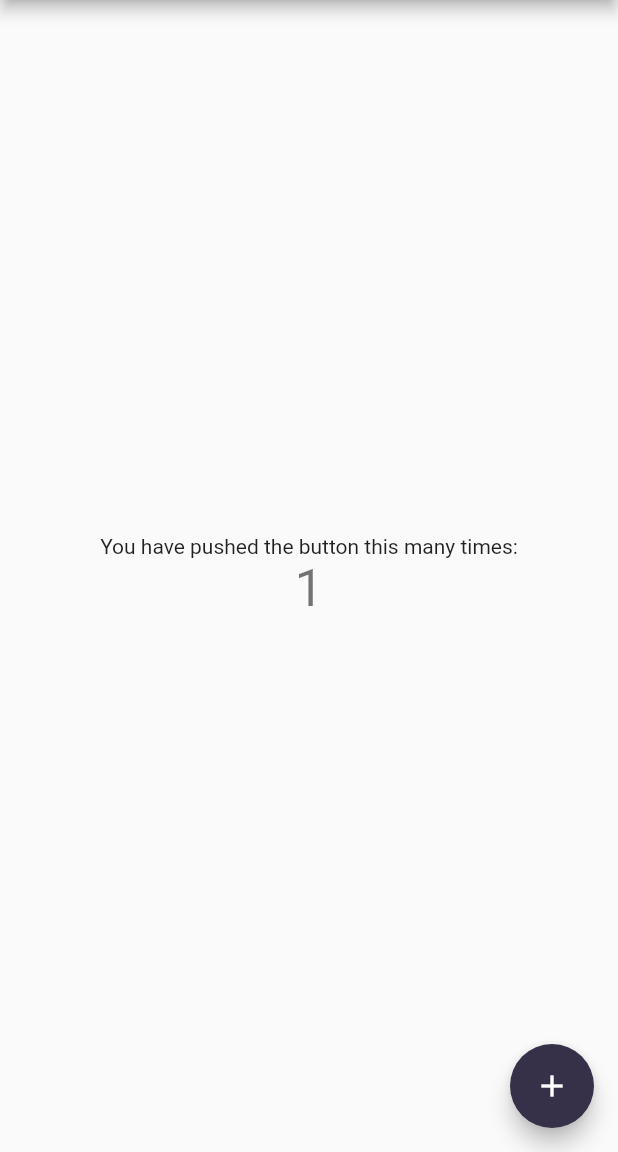
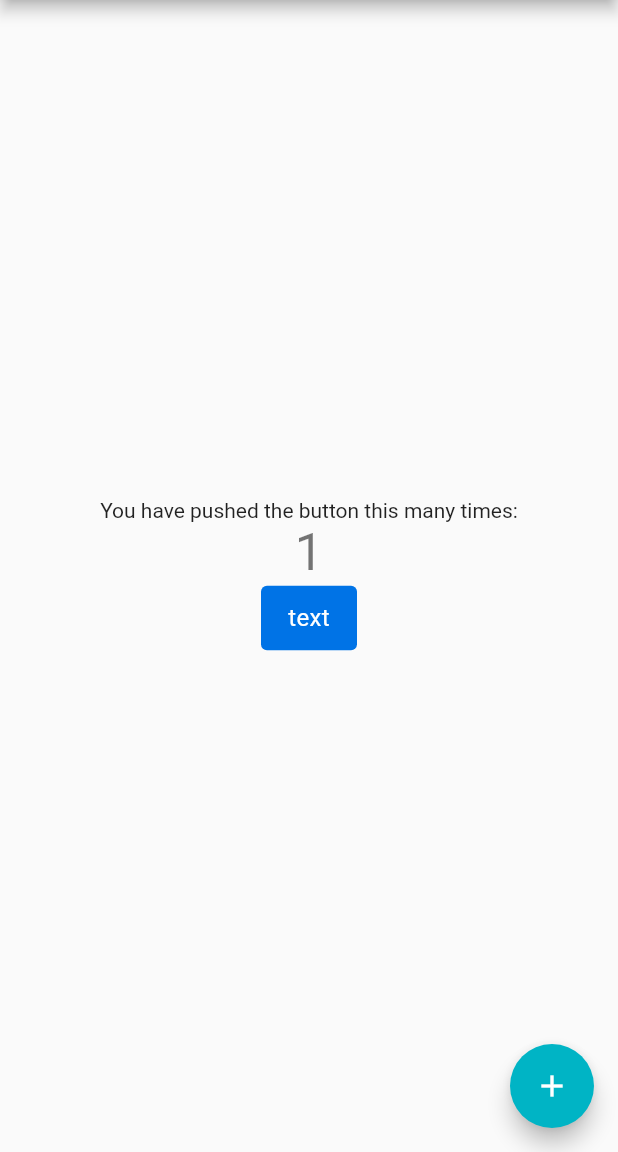
Before and after one commit to kobe-rodrigoperozzo/accessible_ds, a Flutter app: the screen it shows after launch, after a tap on the "add" icon, on a phone screen of 412 x 824 dp, the part 84-1236 px from its top. Run offline on Flutter 3.47's test engine with Material 2 defaults, Android fonts, the phone set to English and light mode, and no system bars; our stand-ins replace equatable.

Commit message:
color contrast and text button

```diff
--- a/example/lib/main.dart
+++ b/example/lib/main.dart
@@ -55,6 +55,11 @@ class _MyHomePageState extends State<MyHomePage> {
               '$_counter',
               style: Theme.of(context).textTheme.headlineMedium,
             ),
+            DsTextButton(
+              text: 'text',
+              onPressed: () {},
+              alternativeText: 'alternativeText',
+            ),
           ],
         ),
       ),
--- a/lib/accessible_ds.dart
+++ b/lib/accessible_ds.dart
@@ -1,6 +1,10 @@
 library accessible_ds;
 
-export 'src/colors.dart';
-export 'src/spacing.dart';
-export 'src/typography.dart';
-export 'src/border_radius.dart';
+// Atoms
+export 'src/atoms/colors.dart';
+export 'src/atoms/spacing.dart';
+export 'src/atoms/typography.dart';
+export 'src/atoms/border_radius.dart';
+
+// Components
+export 'src/molecules/text_button.dart';
--- a/lib/src/colors.dart
+++ b/lib/src/atoms/colors.dart
@@ -5,10 +5,10 @@ import 'package:equatable/equatable.dart';
 class DsColors extends Equatable {
   const DsColors._();
 
-  static const Color primary = Color(0xFF5F78F0);
+  static const Color primary = Color(0xFF0073E6);
   static const Color onPrimary = Color(0xFFFFFFFF);
-  static const Color secondary = Color(0xFF363148);
-  static const Color onSecondary = Color(0xFF272C9A);
+  static const Color secondary = Color(0xFF00B4C5);
+  static const Color onSecondary = Color(0x00000000);
   static const Color foundation = Color(0xFFEBECED);
   static const Color background = Color(0xFFD7DDE3);
   static const Color error = Colors.red;
--- /dev/null
+++ b/lib/src/molecules/text_button.dart
@@ -0,0 +1,50 @@
+import 'package:accessible_ds/src/utils/color_contrast.dart';
+import 'package:flutter/material.dart';
+
+import 'package:accessible_ds/accessible_ds.dart';
+
+class DsTextButton extends StatelessWidget {
+  final String text;
+  final VoidCallback onPressed;
+  final String alternativeText;
+  final Color textColor;
+  final Color backgroundColor;
+  final BorderRadius borderRadius;
+  final TextStyle textStyle;
+
+  const DsTextButton({
+    Key? key,
+    required this.text,
+    required this.onPressed,
+    required this.alternativeText,
+    this.textColor = DsColors.onPrimary,
+    this.backgroundColor = DsColors.primary,
+    this.borderRadius = DsBorderRadius.small,
+    this.textStyle = DsTypography.body,
+  }) : super(key: key);
+
+  @override
+  Widget build(BuildContext context) {
+    Color newTextColor = adjustTextColorForContrast(textColor, backgroundColor);
+
+    return Semantics(
+      button: true,
+      label: alternativeText,
+      child: TextButton(
+        style: TextButton.styleFrom(
+          backgroundColor: backgroundColor,
+          padding: const EdgeInsets.symmetric(horizontal: 16.0, vertical: 12.0),
+          textStyle: textStyle,
+          shape: RoundedRectangleBorder(borderRadius: borderRadius),
+        ),
+        onPressed: onPressed,
+        child: Text(
+          text,
+          style: TextStyle(
+            color: newTextColor,
+          ),
+        ),
+      ),
+    );
+  }
+}
--- /dev/null
+++ b/lib/src/utils/color_contrast.dart
@@ -0,0 +1,70 @@
+import 'dart:math';
+
+import 'package:flutter/material.dart';
+
+// Calculate the contrast ratio between the two colors.
+// The contrast ratio is the ratio between the luminance of the lighter color and the darker color.
+// Source: https://www.w3.org/TR/WCAG20/#contrast-ratiodef
+double calculateContrastRatio(Color color1, Color color2) {
+  double l1 = calculateRelativeLuminance(color1);
+  double l2 = calculateRelativeLuminance(color2);
+
+  // Adding 0.05 to the relative luminance values in the ratio ensures that the ratio is well-defined
+  // even for black and white colors (with relative luminance values of 0 and 1, respectively).
+  if (l1 > l2) {
+    return (l1 + 0.05) / (l2 + 0.05);
+  } else {
+    return (l2 + 0.05) / (l1 + 0.05);
+  }
+}
+
+// Calculate the relative luminance using the WCAG formula.
+// The formula is a weighted sum of the normalized color components,
+// reflecting the human eye's sensitivity to different colors.
+// The weights (0.2126, 0.7152, and 0.0722) are based on the ITU-R Recommendation BT.709.
+// Source: https://www.w3.org/TR/WCAG20/#relativeluminancedef
+double calculateRelativeLuminance(Color color) {
+  // Normalize the color component values (red, green, blue) to the range [0, 1]
+  // This is done by dividing the component value by 255 (the maximum value of an 8-bit color component)
+  double r = color.red / 255.0;
+  double g = color.green / 255.0;
+  double b = color.blue / 255.0;
+
+  // The WCAG guidelines recommend applying a specific transformation to each color component
+  // before calculating the relative luminance.
+  // This transformation accounts for the nonlinear relationship between the physical intensity
+  // of a color component and the perceived intensity by the human eye.
+  r = r <= 0.03928 ? r / 12.92 : pow((r + 0.055) / 1.055, 2.4).toDouble();
+  g = g <= 0.03928 ? g / 12.92 : pow((g + 0.055) / 1.055, 2.4).toDouble();
+  b = b <= 0.03928 ? b / 12.92 : pow((b + 0.055) / 1.055, 2.4).toDouble();
+
+  return 0.2126 * r + 0.7152 * g + 0.0722 * b;
+}
+
+Color adjustTextColorForContrast(Color textColor, Color backgroundColor, {double minContrastRatio = 4.5}) {
+  double contrastRatio = calculateContrastRatio(textColor, backgroundColor);
+  HSLColor hslTextColor = HSLColor.fromColor(textColor);
+  HSLColor hslBackgroundColor = HSLColor.fromColor(backgroundColor);
+
+  // If the contrast ratio is already sufficient, return the original text color
+  if (contrastRatio >= minContrastRatio) {
+    return textColor;
+  }
+
+  // Determine whether to lighten or darken the text color based on the background color lightness
+  bool shouldLighten = hslBackgroundColor.lightness < 0.5;
+
+  // Incrementally adjust the lightness of the text color until the contrast ratio is sufficient
+  while (contrastRatio < minContrastRatio) {
+    double newLightness = shouldLighten ? hslTextColor.lightness + 0.05 : hslTextColor.lightness - 0.05;
+
+    if (newLightness < 0 || newLightness > 1) {
+      // If the lightness goes out of range (0-1), the color cannot be adjusted further
+      break;
+    }
+    hslTextColor = hslTextColor.withLightness(newLightness);
+    contrastRatio = calculateContrastRatio(hslTextColor.toColor(), backgroundColor);
+  }
+
+  return hslTextColor.toColor();
+}
```
Also changed, not shown: lib/src/atoms/border_radius.dart (renamed from lib/src/border_radius.dart), lib/src/atoms/spacing.dart (renamed from lib/src/spacing.dart), lib/src/atoms/typography.dart (renamed from lib/src/typography.dart).
